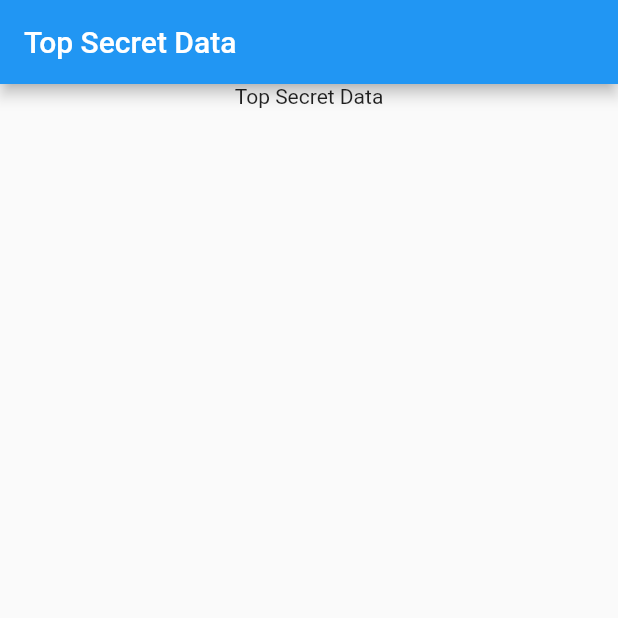
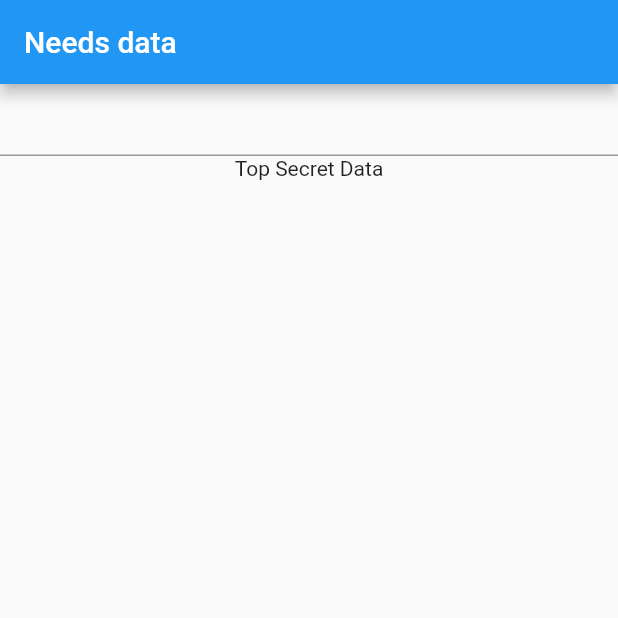
Before and after one commit to FadyFawzyOfficial/state_management_example, a Flutter app: the screen it shows after launch, on a phone screen of 412 x 824 dp, the top half of it. Run offline on Flutter 3.47's test engine with Material 2 defaults, Android fonts, the light colour scheme and no system bars.

Commit message:
3. Build 2 more Widgets (MyText & MyTextField) to Play with around & Insert them into Widget tree

```diff
--- a/lib/main.dart
+++ b/lib/main.dart
@@ -15,7 +15,7 @@ class MyApp extends StatelessWidget {
       child: MaterialApp(
         home: Scaffold(
           appBar: AppBar(
-            title: Text(data),
+            title: const MyText(),
           ),
           body: const Level1(),
         ),
@@ -39,9 +39,9 @@ class Level2 extends StatelessWidget {
   @override
   Widget build(BuildContext context) {
     return Column(
-      children: [
-        Container(),
-        const Level3(),
+      children: const [
+        MyTextField(),
+        Level3(),
       ],
     );
   }
@@ -55,3 +55,21 @@ class Level3 extends StatelessWidget {
     return Text(Provider.of<String>(context));
   }
 }
+
+class MyText extends StatelessWidget {
+  const MyText({super.key});
+
+  @override
+  Widget build(BuildContext context) {
+    return const Text('Needs data');
+  }
+}
+
+class MyTextField extends StatelessWidget {
+  const MyTextField({super.key});
+
+  @override
+  Widget build(BuildContext context) {
+    return const TextField();
+  }
+}
```
